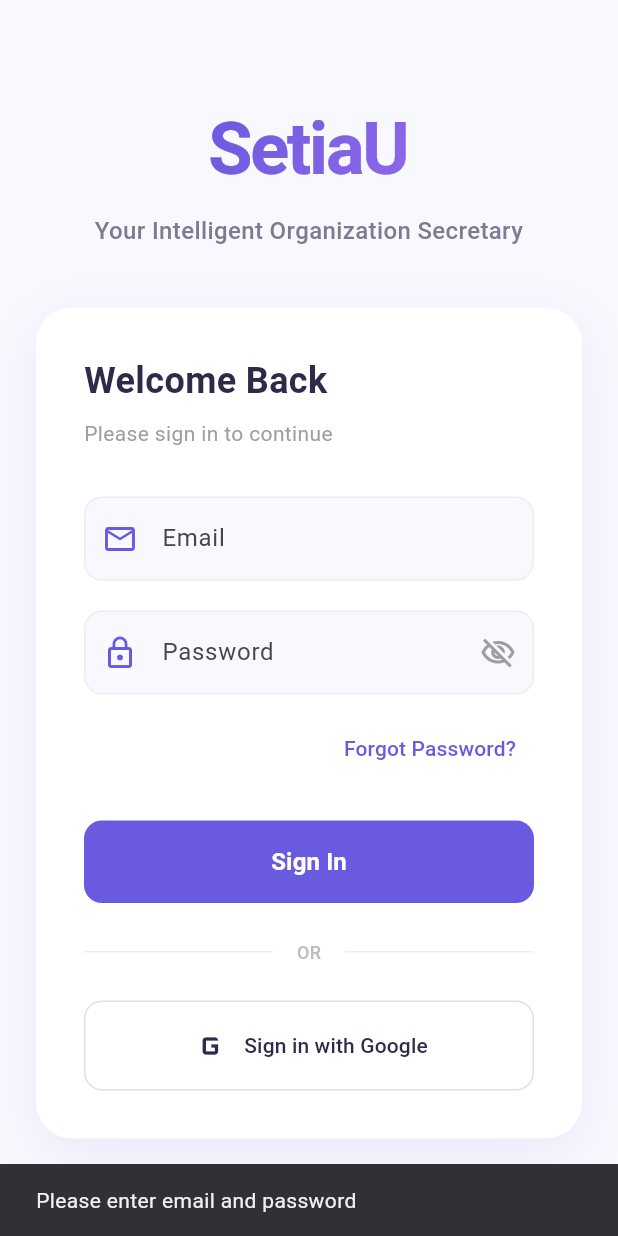
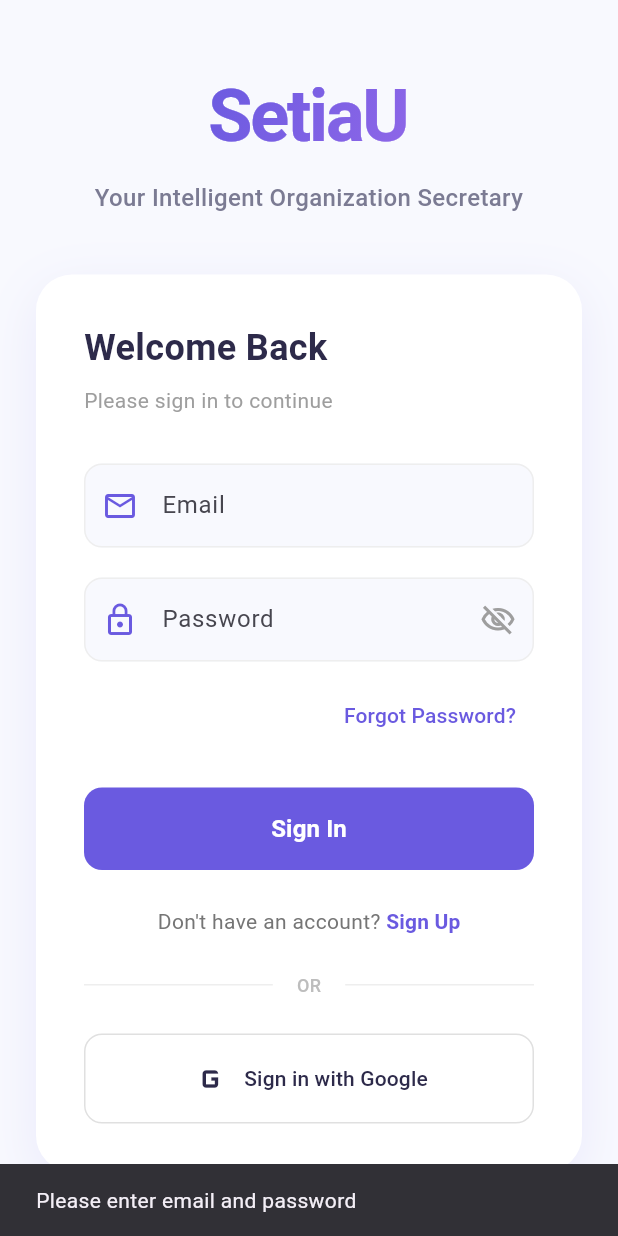
Before and after one commit to DiamondIvan/kitahack-setiaU, a Flutter app: the screen it shows after launch, after a tap on "Sign In", on a phone screen of 412 x 824 dp. Run offline on Flutter 3.47's test engine with Material 3 defaults, Android fonts, the phone set to English and light mode, and no system bars; our stand-ins replace cloud_firestore, firebase_auth, firebase_core, flutter_dotenv, google_generative_ai, google_sign_in; accounts and stored records are empty.

Commit message:
added the sign up

```diff
--- a/lib/screens/login_screen.dart
+++ b/lib/screens/login_screen.dart
@@ -14,6 +14,7 @@
   final TextEditingController _passwordController = TextEditingController();
   bool _isLoading = false;
   bool _isPasswordVisible = false;
+  bool _isLogin = true;
 
   @override
   void dispose() {
@@ -22,7 +23,7 @@
     super.dispose();
   }
 
-  void _signInWithEmail() async {
+  void _handleAuthAction() async {
     if (_emailController.text.isEmpty || _passwordController.text.isEmpty) {
       ScaffoldMessenger.of(context).showSnackBar(
         const SnackBar(content: Text('Please enter email and password')),
@@ -35,10 +36,19 @@
     });
 
     try {
-      final result = await _authService.signInWithEmail(
+      final Future<dynamic> authFuture =
+          _isLogin
+              ? _authService.signInWithEmail(
+                _emailController.text.trim(),
+                _passwordController.text,
+              )
+              : _authService.signUpWithEmail(
                 _emailController.text.trim(),
                 _passwordController.text,
               );
+
+      final result = await authFuture;
+
       if (result != null && mounted) {
         Navigator.of(context).pushReplacementNamed('/home');
       }
@@ -153,9 +163,9 @@
                 child: Column(
                   crossAxisAlignment: CrossAxisAlignment.stretch,
                   children: [
-                    const Text(
-                      'Welcome Back',
-                      style: TextStyle(
+                    Text(
+                      _isLogin ? 'Welcome Back' : 'Create Account',
+                      style: const TextStyle(
                         fontSize: 24,
                         fontWeight: FontWeight.bold,
                         color: Color(0xFF2D2A4A),
@@ -163,7 +173,9 @@
                     ),
                     const SizedBox(height: 8),
                     Text(
-                      'Please sign in to continue',
+                      _isLogin
+                          ? 'Please sign in to continue'
+                          : 'Please fill in the details below',
                       style: TextStyle(fontSize: 14, color: Colors.grey[500]),
                     ),
                     const SizedBox(height: 32),
@@ -240,7 +252,8 @@
                     ),
                     const SizedBox(height: 12),
 
-                    // Forgot Password
+                    // Forgot Password (Login Only)
+                    if (_isLogin)
                       Align(
                         alignment: Alignment.centerRight,
                         child: TextButton(
@@ -253,9 +266,9 @@
                       ),
                     const SizedBox(height: 24),
 
-                    // Login Button
+                    // Login / Sign Up Button
                     ElevatedButton(
-                      onPressed: _isLoading ? null : _signInWithEmail,
+                      onPressed: _isLoading ? null : _handleAuthAction,
                       style: ElevatedButton.styleFrom(
                         backgroundColor: const Color(0xFF6A5AE0),
                         foregroundColor: Colors.white,
@@ -266,13 +279,47 @@
                         elevation: 0,
                       ),
                       child: Text(
-                        _isLoading ? 'Signing in...' : 'Sign In',
+                        _isLoading
+                            ? (_isLogin ? 'Signing in...' : 'Signing up...')
+                            : (_isLogin ? 'Sign In' : 'Sign Up'),
                         style: const TextStyle(
                           fontSize: 16,
                           fontWeight: FontWeight.bold,
                         ),
                       ),
                     ),
+                    const SizedBox(height: 24),
+
+                    // Toggle Login/SignUp
+                    Row(
+                      mainAxisAlignment: MainAxisAlignment.center,
+                      children: [
+                        Text(
+                          _isLogin
+                              ? "Don't have an account? "
+                              : "Already have an account? ",
+                          style: TextStyle(color: Colors.grey[600]),
+                        ),
+                        TextButton(
+                          onPressed: () {
+                            setState(() {
+                              _isLogin = !_isLogin;
+                            });
+                          },
+                          style: TextButton.styleFrom(
+                            foregroundColor: const Color(0xFF6A5AE0),
+                            padding: EdgeInsets.zero,
+                            minimumSize: Size.zero,
+                            tapTargetSize: MaterialTapTargetSize.shrinkWrap,
+                          ),
+                          child: Text(
+                            _isLogin ? 'Sign Up' : 'Sign In',
+                            style: const TextStyle(fontWeight: FontWeight.bold),
+                          ),
+                        ),
+                      ],
+                    ),
+
                     const SizedBox(height: 24),
 
                     // Divider
--- a/lib/services/auth_service.dart
+++ b/lib/services/auth_service.dart
@@ -22,20 +22,21 @@
         email: email,
         password: password,
       );
-    } on FirebaseAuthException catch (e) {
-      // Auto-create account if user doesn't exist
-      if (e.code == 'user-not-found') {
-        try {
-          return await _auth.createUserWithEmailAndPassword(
-            email: email,
-            password: password,
-          );
-        } catch (e) {
-          debugPrint('Error creating account: $e');
-          rethrow;
-        }
-      }
+    } catch (e) {
       debugPrint('Error signing in: $e');
+      rethrow;
+    }
+  }
+
+  // Sign up with Email/Password
+  Future<UserCredential?> signUpWithEmail(String email, String password) async {
+    try {
+      return await _auth.createUserWithEmailAndPassword(
+        email: email,
+        password: password,
+      );
+    } catch (e) {
+      debugPrint('Error signing up: $e');
       rethrow;
     }
   }
```
Lines whose indentation alone changed are shown as unchanged.
